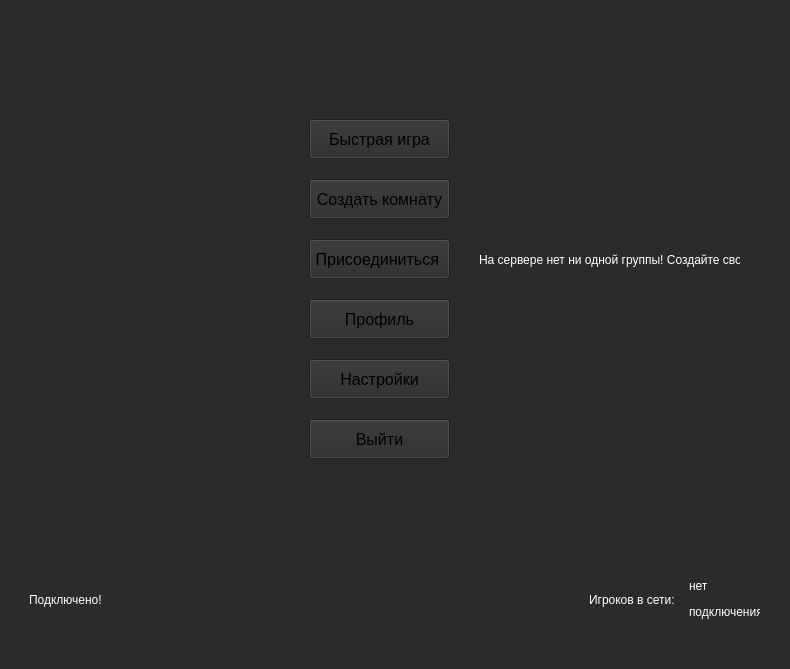
Old version of the form client/client_0.0.1/untitled1/mainwindow.ui in the repository den-Master-2040/project_new_network.
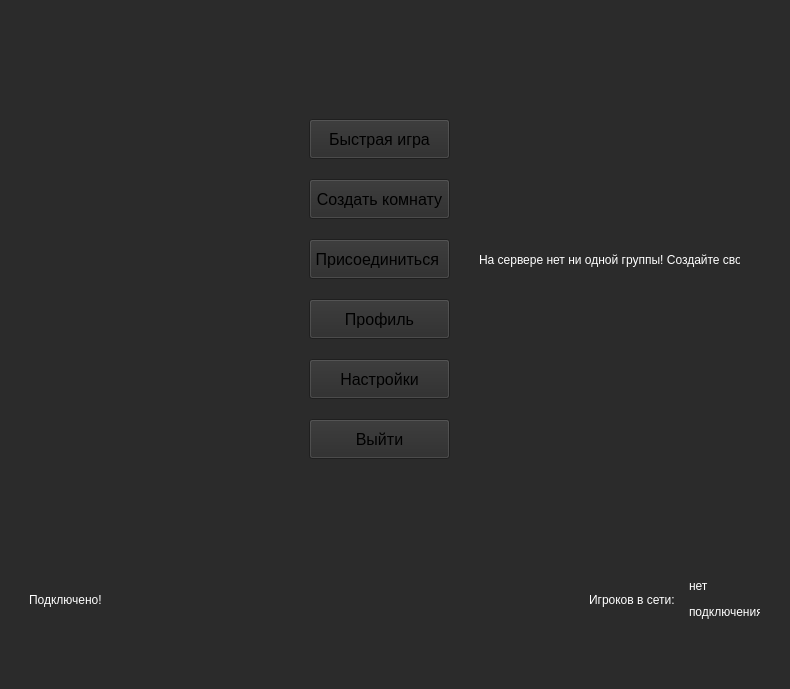
New version of the form.

Patch:
```diff
--- a/client/client_0.0.1/untitled1/mainwindow.ui
+++ b/client/client_0.0.1/untitled1/mainwindow.ui
@@ -7,7 +7,7 @@
     <x>0</x>
     <y>0</y>
     <width>790</width>
-    <height>660</height>
+    <height>689</height>
    </rect>
   </property>
   <property name="windowTitle">
```
